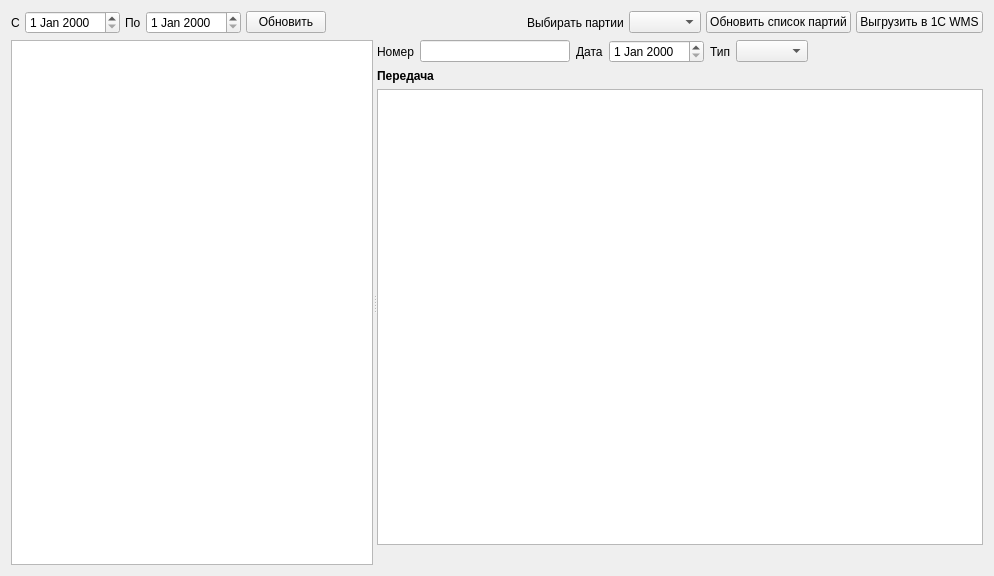
Above: formacceptancewire.ui from Sergeyego/warehouse before the change. Below: the same form after it.
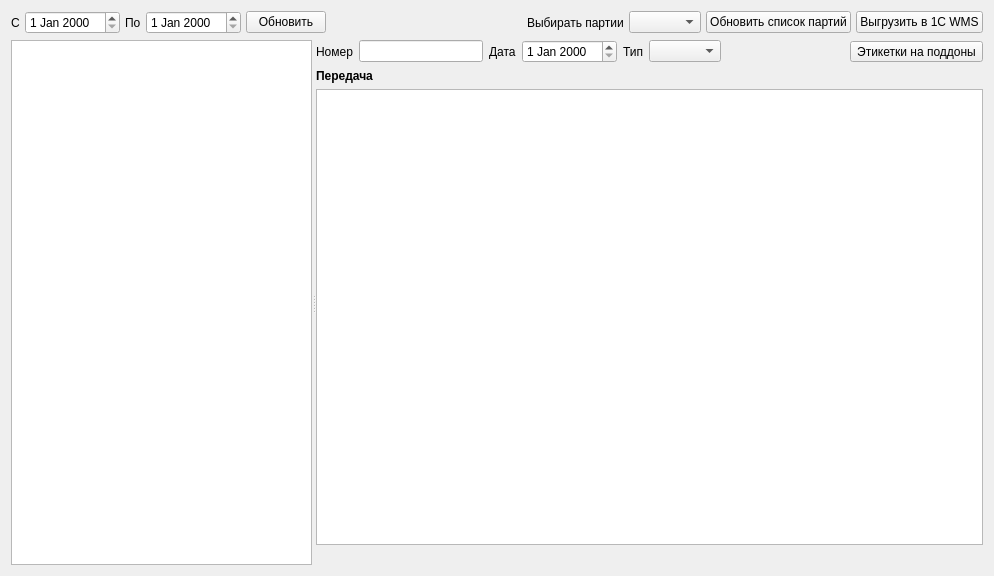
That is the form after the change. Custom widgets are drawn as their Qt base class.

What changed in the file:
```diff
--- a/formacceptancewire.ui
+++ b/formacceptancewire.ui
@@ -154,6 +154,22 @@
            </property>
           </spacer>
          </item>
+         <item>
+          <widget class="QToolButton" name="toolButtonPal">
+           <property name="text">
+            <string>Этикетки на поддоны</string>
+           </property>
+           <property name="popupMode">
+            <enum>QToolButton::InstantPopup</enum>
+           </property>
+           <property name="toolButtonStyle">
+            <enum>Qt::ToolButtonTextUnderIcon</enum>
+           </property>
+           <property name="arrowType">
+            <enum>Qt::NoArrow</enum>
+           </property>
+          </widget>
+         </item>
         </layout>
        </item>
        <item>
```
